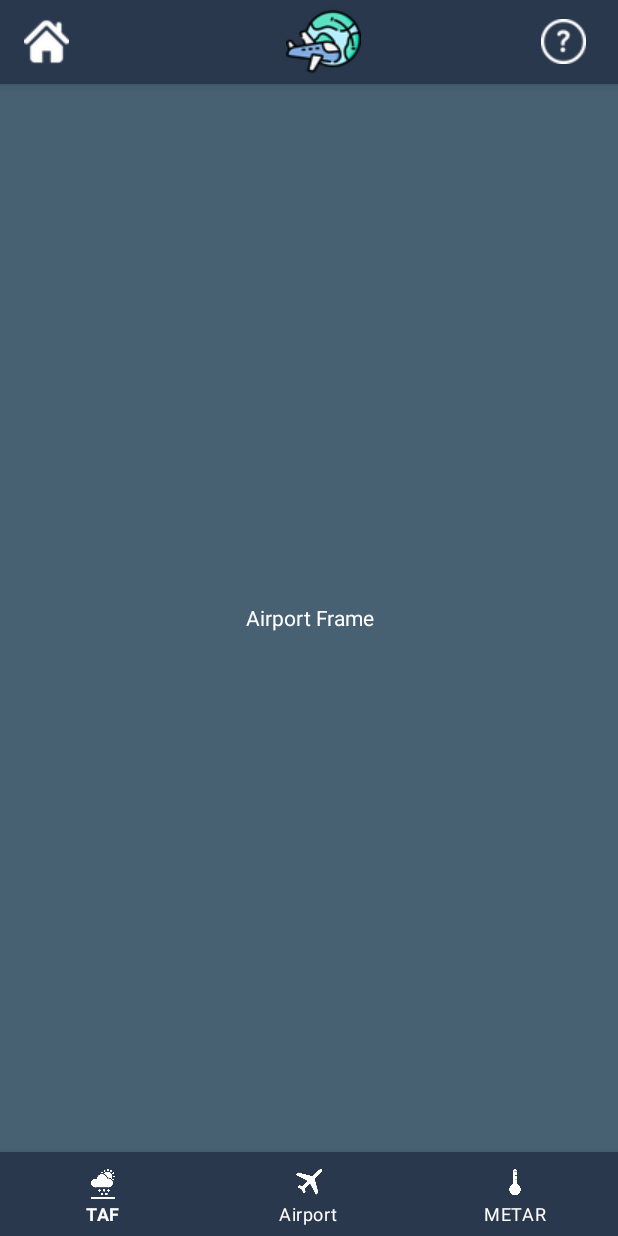
After one commit to mehdi-nait/METAR-TAF-Android-App, an Android app: the fragment AirportFragment placed in its activity, on a phone screen of 412 x 824 dp. The commit adds this screen. Run offline under Robolectric (Android 15) with nearby library versions, the phone set to English and light mode, and no system bars.

Commit message:
adding 3rd activity

```diff
--- a/app/src/main/AndroidManifest.xml
+++ b/app/src/main/AndroidManifest.xml
@@ -2,7 +2,8 @@
 <manifest xmlns:android="http://schemas.android.com/apk/res/android"
     package="com.example.metar_taf">
 
-    <uses-permission android:name="android.permission.INTERNET"/>
+    <uses-permission android:name="android.permission.INTERNET" />
+
     <application
         android:allowBackup="true"
         android:icon="@mipmap/ic_launcher"
@@ -10,6 +11,9 @@
         android:roundIcon="@mipmap/ic_launcher_round"
         android:supportsRtl="true"
         android:theme="@style/Theme.Metartaf">
+        <activity
+            android:name=".MainActivity3"
+            android:exported="true" />
         <activity
             android:name=".MainActivity2"
             android:exported="true" />
--- /dev/null
+++ b/app/src/main/java/com/example/metar_taf/AirportFragment.java
@@ -0,0 +1,17 @@
+package com.example.metar_taf;
+
+
+import android.os.Bundle;
+import android.view.LayoutInflater;
+import android.view.View;
+import android.view.ViewGroup;
+
+import androidx.annotation.Nullable;
+import androidx.fragment.app.Fragment;
+
+public class AirportFragment extends Fragment {
+
+    public View onCreateView(LayoutInflater inflater, @Nullable ViewGroup container, Bundle SavedInstance){
+        return inflater.inflate(R.layout.fragment_airport,container,false);
+    }
+}
--- a/app/src/main/java/com/example/metar_taf/MainActivity.java
+++ b/app/src/main/java/com/example/metar_taf/MainActivity.java
@@ -43,7 +43,7 @@ public class MainActivity extends AppCompatActivity {
             public void onClick(View view) {
                 Intent intent = new Intent(
                         MainActivity.this,
-                        MainActivity2.class
+                        MainActivity3.class
                 );
                 intent.putExtra("message",code.getText().toString());
                 startActivity(intent);
--- /dev/null
+++ b/app/src/main/java/com/example/metar_taf/MainActivity3.java
@@ -0,0 +1,65 @@
+package com.example.metar_taf;
+
+import androidx.annotation.NonNull;
+import androidx.appcompat.app.ActionBar;
+import androidx.appcompat.app.AppCompatActivity;
+import androidx.core.content.ContextCompat;
+import androidx.fragment.app.Fragment;
+
+import android.content.Context;
+import android.graphics.Color;
+import android.graphics.drawable.ColorDrawable;
+import android.os.Bundle;
+import android.view.LayoutInflater;
+import android.view.MenuItem;
+import android.view.View;
+
+import com.google.android.material.bottomnavigation.BottomNavigationView;
+
+public class MainActivity3 extends AppCompatActivity {
+
+    @Override
+    protected void onCreate(Bundle savedInstanceState) {
+        super.onCreate(savedInstanceState);
+        setContentView(R.layout.activity_main3);
+
+        ActionBar actionBar =  getSupportActionBar();
+
+        //change action bar color
+        String colorHex = "#" + Integer.toHexString(ContextCompat.getColor(getApplicationContext(), R.color.bar_color) & 0x00ffffff);
+        ColorDrawable colorDrawable = new ColorDrawable(Color.parseColor(colorHex));
+        actionBar.setBackgroundDrawable(colorDrawable);
+        actionBar.setDisplayShowCustomEnabled(true);
+        LayoutInflater inflater = (LayoutInflater) this.getSystemService(Context.LAYOUT_INFLATER_SERVICE);
+        View view = inflater.inflate(R.layout.top_bar,null);
+        actionBar.setCustomView(view);
+
+        BottomNavigationView bottom_nav = findViewById(R.id.bottom_nav);
+        bottom_nav.setOnNavigationItemSelectedListener(navListner);
+
+
+    }
+
+    private BottomNavigationView.OnNavigationItemSelectedListener navListner = new BottomNavigationView.OnNavigationItemSelectedListener() {
+        @Override
+        public boolean onNavigationItemSelected(@NonNull MenuItem item) {
+            Fragment selectedFragment = null;
+
+            switch (item.getItemId()){
+                case R.id.nav_airport:
+                    selectedFragment = new AirportFragment();
+                    break;
+
+                case R.id.nav_taf:
+                    selectedFragment = new tafFragment();
+                    break;
+
+                case R.id.nav_metar:
+                    selectedFragment = new metarFragment();
+                    break;
+            }
+            getSupportFragmentManager().beginTransaction().replace(R.id.fragment_container,selectedFragment).commit();
+            return true;
+        }
+    };
+}
--- /dev/null
+++ b/app/src/main/res/layout/activity_main3.xml
@@ -0,0 +1,29 @@
+<?xml version="1.0" encoding="utf-8"?>
+<RelativeLayout xmlns:android="http://schemas.android.com/apk/res/android"
+    xmlns:app="http://schemas.android.com/apk/res-auto"
+    xmlns:tools="http://schemas.android.com/tools"
+    android:layout_width="match_parent"
+    android:layout_height="match_parent"
+    tools:context=".MainActivity3"
+    android:background="@color/bg_color">
+
+    <FrameLayout
+        android:layout_width="match_parent"
+        android:layout_height="match_parent"
+        android:layout_above="@id/bottom_nav"
+        android:id="@+id/fragment_container">
+    </FrameLayout>
+
+    <com.google.android.material.bottomnavigation.BottomNavigationView
+        android:layout_width="match_parent"
+        android:layout_height="wrap_content"
+        android:id="@+id/bottom_nav"
+        android:layout_alignParentBottom="true"
+        app:menu="@menu/bottom_navigation"
+        android:background="@color/bar_color"
+        app:itemIconTint="@color/white"
+        app:itemTextColor="@color/white"
+        ></com.google.android.material.bottomnavigation.BottomNavigationView>
+
+
+</RelativeLayout>
--- /dev/null
+++ b/app/src/main/res/layout/fragment_airport.xml
@@ -0,0 +1,24 @@
+<?xml version="1.0" encoding="utf-8"?>
+<RelativeLayout xmlns:android="http://schemas.android.com/apk/res/android"
+    android:layout_width="match_parent"
+    android:layout_height="match_parent"
+    android:background="@color/bg_color">
+
+    <FrameLayout
+        android:layout_width="match_parent"
+        android:layout_height="match_parent"
+        android:layout_margin="10dp">
+
+        <TextView
+            android:layout_width="match_parent"
+            android:layout_height="match_parent"
+            android:text="Airport Frame"
+            android:textColor="@color/white"
+            android:gravity="center">
+
+
+        </TextView>
+
+    </FrameLayout>
+
+</RelativeLayout>
--- /dev/null
+++ b/app/src/main/res/menu/bottom_navigation.xml
@@ -0,0 +1,17 @@
+<?xml version="1.0" encoding="utf-8"?>
+<menu xmlns:android="http://schemas.android.com/apk/res/android">
+    <item android:id="@+id/nav_taf"
+        android:icon="@drawable/taf_selector"
+        android:title="TAF"
+        ></item>
+
+    <item android:id="@+id/nav_airport"
+        android:icon="@drawable/airport_selector"
+        android:title="Airport"
+        ></item>
+
+    <item android:id="@+id/nav_metar"
+        android:icon="@drawable/metar_selector"
+        android:title="METAR"
+        ></item>
+</menu>
```
Also changed, not shown: app/src/main/java/com/example/metar_taf/metarFragment.java (added, +17 -0 lines), app/src/main/java/com/example/metar_taf/tafFragment.java (added, +17 -0 lines), app/src/main/res/layout/fragment_metar.xml (added, +24 -0 lines), app/src/main/res/layout/fragment_taf.xml (added, +24 -0 lines).
